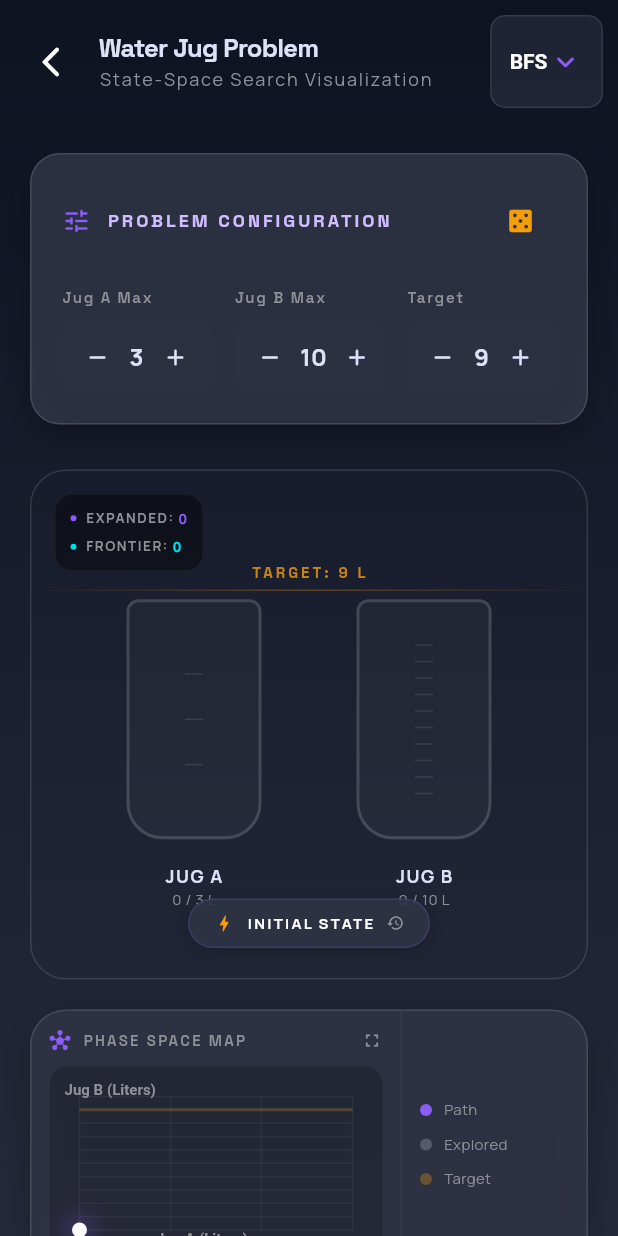
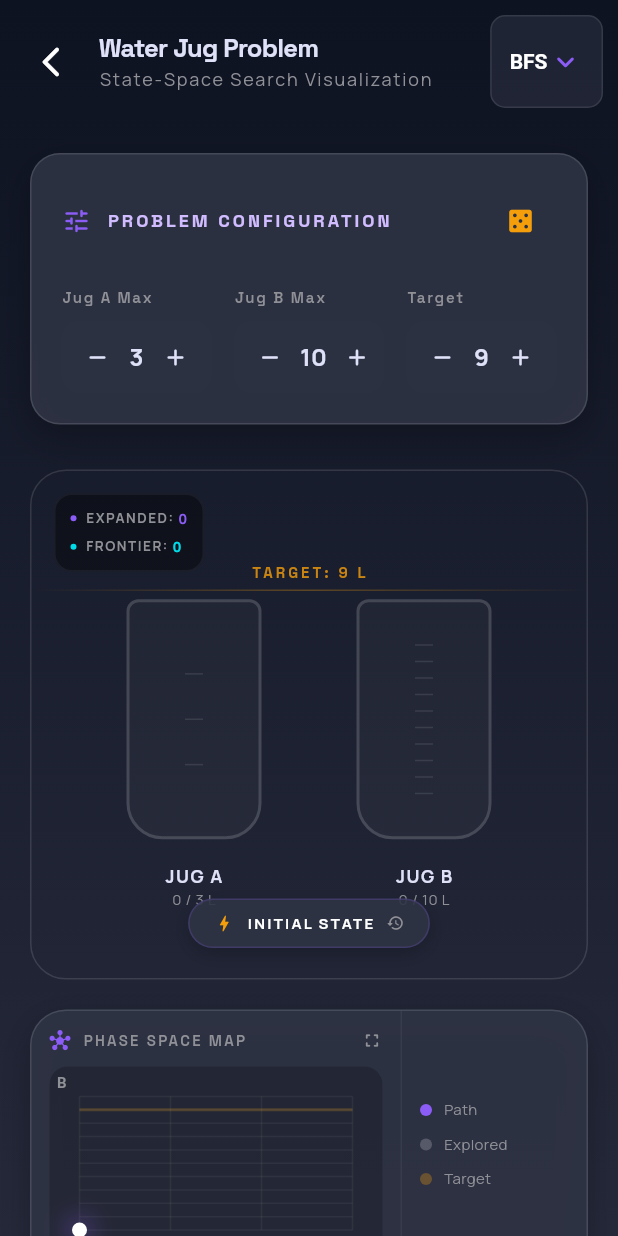
Before and after one commit to Rinav01/ai_algo_arena, a Flutter app: the WaterJugVisualizerScreen screen opened by its route, after a tap on the "casino" icon, on a phone screen of 412 x 824 dp. Run offline on Flutter 3.47's test engine with Material 3 defaults, Android fonts, the phone set to English and light mode, and no system bars; drawn by our look-alikes of flutter_animate; our stand-ins replace fl_chart, flutter_dotenv, flutter_riverpod, flutter_svg, google_fonts, shared_preferences; accounts and stored records are empty; network calls fail.

Commit message:
feat: implement Water Jug phase space visualizer with coordinate-mapped trajectory plotting and update README documentation

```diff
--- a/lib/widgets/water_jug_phase_space.dart
+++ b/lib/widgets/water_jug_phase_space.dart
@@ -12,7 +12,6 @@ class PhaseSpacePainter extends CustomPainter {
   final List<WaterJugState> currentPath;
   final WaterJugState? currentState;
   final int target;
-
   final bool isExpanded;
 
   PhaseSpacePainter({
@@ -27,7 +26,7 @@ class PhaseSpacePainter extends CustomPainter {
 
   @override
   void paint(Canvas canvas, Size size) {
-    final double padding = isExpanded ? 40.0 : 20.0;
+    final double padding = 20.0;
     final double graphWidth = size.width - (padding * 2);
     final double graphHeight = size.height - (padding * 2);
     final double stepX = graphWidth / capacityA;
@@ -37,24 +36,16 @@ class PhaseSpacePainter extends CustomPainter {
 
     // 1. Draw Grid Lines
     final gridPaint = Paint()
-      ..color = Colors.white.withValues(alpha: isExpanded ? 0.08 : 0.05)
+      ..color = Colors.white.withValues(alpha: 0.05)
       ..strokeWidth = 1.0;
-
-    final textPainter = TextPainter(textDirection: TextDirection.ltr);
 
     for (int i = 0; i <= capacityA; i++) {
       double x = origin.dx + (i * stepX);
       canvas.drawLine(Offset(x, origin.dy), Offset(x, origin.dy - graphHeight), gridPaint);
-      if (isExpanded) {
-        _drawText(canvas, textPainter, '${i}L', Offset(x - 10, origin.dy + 10), isSmall: true);
-      }
     }
     for (int i = 0; i <= capacityB; i++) {
       double y = origin.dy - (i * stepY);
       canvas.drawLine(Offset(origin.dx, y), Offset(origin.dx + graphWidth, y), gridPaint);
-      if (isExpanded) {
-        _drawText(canvas, textPainter, '${i}L', Offset(origin.dx - 30, y - 5), isSmall: true);
-      }
     }
 
     // 2. Draw Target Line (Any state where A or B == target)
@@ -77,14 +68,14 @@ class PhaseSpacePainter extends CustomPainter {
     final exploredPaint = Paint()..color = Colors.white.withValues(alpha: 0.2);
     for (final state in exploredStates) {
       final pos = _stateToOffset(state, origin, stepX, stepY);
-      canvas.drawCircle(pos, isExpanded ? 4 : 3, exploredPaint);
+      canvas.drawCircle(pos, 3, exploredPaint);
     }
 
     // 4. Draw Path
     if (currentPath.length > 1) {
       final pathPaint = Paint()
         ..color = AppTheme.accent
-        ..strokeWidth = isExpanded ? 3.0 : 2.0
+        ..strokeWidth = 2.0
         ..style = PaintingStyle.stroke
         ..strokeCap = StrokeCap.round;
 
@@ -105,15 +96,17 @@ class PhaseSpacePainter extends CustomPainter {
       final glowPaint = Paint()
         ..color = AppTheme.accent.withValues(alpha: 0.3)
         ..maskFilter = const MaskFilter.blur(BlurStyle.normal, 8);
-      canvas.drawCircle(pos, isExpanded ? 15 : 10, glowPaint);
+      canvas.drawCircle(pos, 10, glowPaint);
 
       final headPaint = Paint()..color = Colors.white;
-      canvas.drawCircle(pos, isExpanded ? 7 : 5, headPaint);
+      canvas.drawCircle(pos, 5, headPaint);
     }
 
     // 6. Draw Axes Labels
-    _drawText(canvas, textPainter, 'Jug A (Liters)', Offset(size.width / 2 - 40, size.height - 20));
-    _drawText(canvas, textPainter, 'Jug B (Liters)', Offset(10, 10));
+    final textPainter = TextPainter(textDirection: TextDirection.ltr);
+
+    _drawText(canvas, textPainter, 'A', Offset(size.width - 15, size.height - 15));
+    _drawText(canvas, textPainter, 'B', Offset(5, 5));
   }
 
   Offset _stateToOffset(WaterJugState state, Offset origin, double stepX, double stepY) {
@@ -123,14 +116,10 @@ class PhaseSpacePainter extends CustomPainter {
     );
   }
 
-  void _drawText(Canvas canvas, TextPainter tp, String text, Offset pos, {bool isSmall = false}) {
+  void _drawText(Canvas canvas, TextPainter tp, String text, Offset pos) {
     tp.text = TextSpan(
       text: text,
-      style: TextStyle(
-        color: AppTheme.textMuted,
-        fontSize: isSmall ? 8 : 10,
-        fontWeight: FontWeight.bold
-      ),
+      style: const TextStyle(color: AppTheme.textMuted, fontSize: 10, fontWeight: FontWeight.bold),
     );
     tp.layout();
     tp.paint(canvas, pos);
@@ -140,7 +129,6 @@ class PhaseSpacePainter extends CustomPainter {
   bool shouldRepaint(covariant PhaseSpacePainter oldDelegate) {
     return oldDelegate.currentState != currentState ||
            oldDelegate.exploredStates.length != exploredStates.length ||
-           oldDelegate.currentPath.length != currentPath.length ||
-           oldDelegate.isExpanded != isExpanded;
+           oldDelegate.currentPath.length != currentPath.length;
   }
 }
```
Also changed, not shown: 1 other file.
